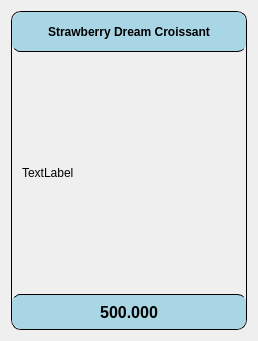
First picture: the form in UI/forms/employee/product_card.ui, repository yuukun123/bakery-management-system, before the edit.
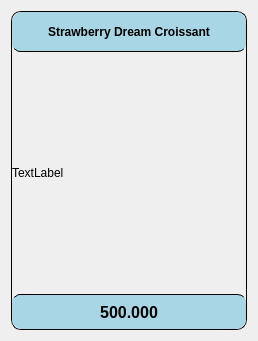
Second picture: the form after the edit.

Diff of the .ui file:
```diff
--- a/UI/forms/employee/product_card.ui
+++ b/UI/forms/employee/product_card.ui
@@ -81,10 +81,10 @@
       <item>
        <layout class="QVBoxLayout" name="verticalLayout_15">
         <property name="leftMargin">
-         <number>10</number>
+         <number>0</number>
         </property>
         <property name="rightMargin">
-         <number>10</number>
+         <number>0</number>
         </property>
         <item>
          <widget class="QLabel" name="image_label">
```
Left out of the diff: 3 changed lines with no effect on the pictures.
